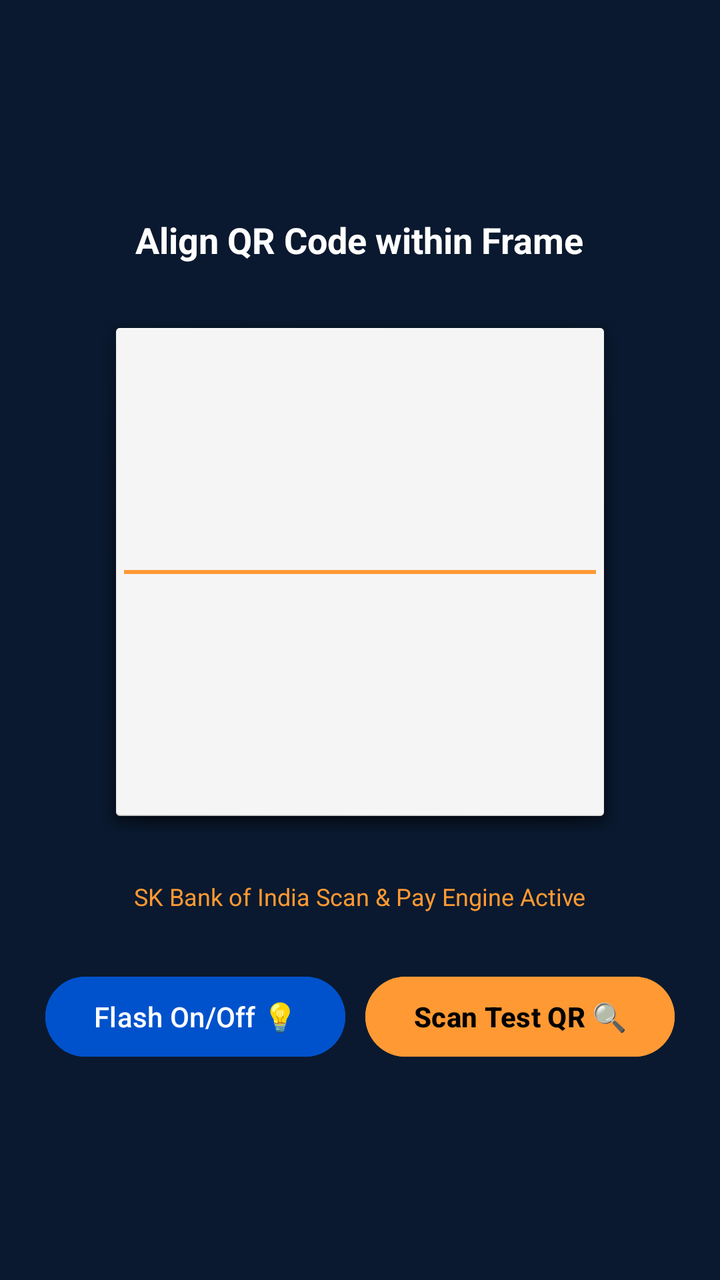
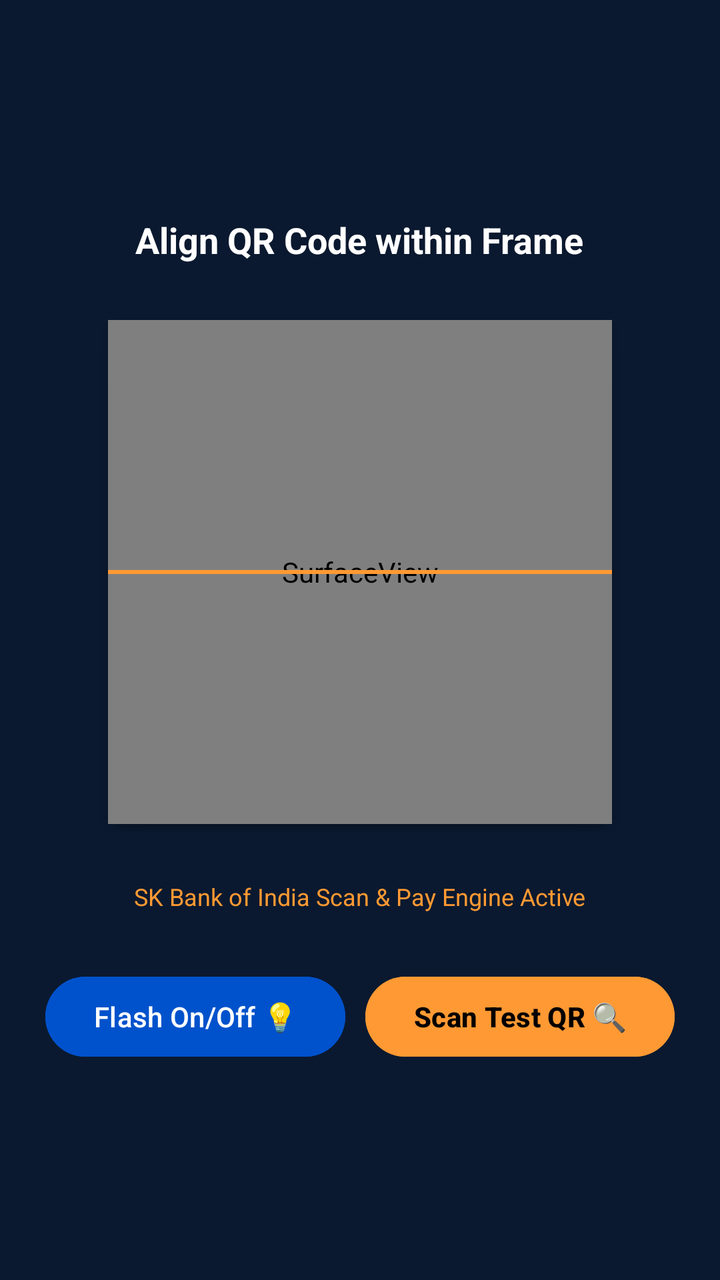

Screens rendered from an Android XML layout before and after an edit, with the pre-edit source and the edit as a unified diff.
<!-- AndroidManifest.xml: application theme Theme.SKBankOfIndia -->
<!-- res/layout/activity_qr_scanner.xml -->
<?xml version="1.0" encoding="utf-8"?>
<RelativeLayout xmlns:android="http://schemas.android.com/apk/res/android"
    android:layout_width="match_parent"
    android:layout_height="match_parent"
    android:background="#0A192F">

    
    <LinearLayout
        android:layout_width="match_parent"
        android:layout_height="match_parent"
        android:orientation="vertical"
        android:gravity="center"
        android:padding="20dp">

        <TextView
            android:layout_width="wrap_content"
            android:layout_height="wrap_content"
            android:text="Align QR Code within Frame"
            android:textColor="#FFFFFF"
            android:textSize="18sp"
            android:textStyle="bold"
            android:layout_marginBottom="24dp" />

        
        <FrameLayout
            android:layout_width="260dp"
            android:layout_height="260dp"
            android:background="@android:drawable/dialog_holo_light_frame"
            android:padding="12dp"
            android:layout_marginBottom="24dp">

            <View
                android:layout_width="match_parent"
                android:layout_height="2dp"
                android:background="#FF9933"
                android:layout_gravity="center" />

        </FrameLayout>

        <TextView
            android:layout_width="wrap_content"
            android:layout_height="wrap_content"
            android:text="SK Bank of India Scan &amp; Pay Engine Active"
            android:textColor="#FF9933"
            android:textSize="12sp"
            android:layout_marginBottom="28dp" />

        <LinearLayout
            android:layout_width="match_parent"
            android:layout_height="wrap_content"
            android:orientation="horizontal"
            android:gravity="center">

            <Button
                android:id="@+id/btnToggleFlash"
                android:layout_width="wrap_content"
                android:layout_height="48dp"
                android:text="Flash On/Off 💡"
                android:backgroundTint="#0052CC"
                android:textColor="#FFFFFF"
                android:layout_marginEnd="10dp" />

            <Button
                android:id="@+id/btnSimulateScan"
                android:layout_width="wrap_content"
                android:layout_height="48dp"
                android:text="Scan Test QR 🔍"
                android:backgroundTint="#FF9933"
                android:textColor="#000000"
                android:textStyle="bold" />

        </LinearLayout>

    </LinearLayout>

</RelativeLayout>
<!-- resources referenced by this layout -->
<resources>
  <style name="Theme.SKBankOfIndia" parent="Theme.Material3.DayNight.NoActionBar">
          <item name="colorPrimary">@color/purple_500</item>
          <item name="colorPrimaryVariant">@color/purple_700</item>
          <item name="colorOnPrimary">@color/white</item>
          <item name="colorSecondary">@color/teal_200</item>
      </style>
  <color name="purple_500">#FF6200EE</color>
  <color name="purple_700">#FF3700B3</color>
  <color name="white">#FFFFFFFF</color>
  <color name="teal_200">#FF03DAC5</color>
</resources>

<!-- the commit's change to res/layout/activity_qr_scanner.xml (unified diff, before → after) -->
@@ -26,8 +26,13 @@
             android:layout_width="260dp"
             android:layout_height="260dp"
             android:background="@android:drawable/dialog_holo_light_frame"
-            android:padding="12dp"
+            android:padding="4dp"
             android:layout_marginBottom="24dp">
+
+            <SurfaceView
+                android:id="@+id/svCameraPreview"
+                android:layout_width="match_parent"
+                android:layout_height="match_parent" />
 
             <View
                 android:layout_width="match_parent"
